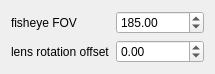
The window that vmg/lens_parameters_dialog.ui (cmbruns/vimage) describes before a commit, drawn with Qt 5.
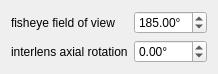
The same window after the commit.

Commit message: Wire up adjustment of dual fisheye FOV. Fuss with the labeling of the lens parameters dialog.

What changed in the file:
```diff
--- a/vmg/lens_parameters_dialog.ui
+++ b/vmg/lens_parameters_dialog.ui
@@ -17,7 +17,7 @@
    <item row="0" column="0">
     <widget class="QLabel" name="label">
      <property name="text">
-      <string>fisheye FOV</string>
+      <string>fisheye field of view</string>
      </property>
      <property name="buddy">
       <cstring>fov_doubleSpinBox</cstring>
@@ -26,6 +26,9 @@
    </item>
    <item row="0" column="1">
     <widget class="QDoubleSpinBox" name="fov_doubleSpinBox">
+     <property name="suffix">
+      <string>°</string>
+     </property>
      <property name="decimals">
       <number>2</number>
      </property>
@@ -46,7 +49,7 @@
    <item row="1" column="0">
     <widget class="QLabel" name="label_2">
      <property name="text">
-      <string>lens rotation offset</string>
+      <string>interlens axial rotation</string>
      </property>
      <property name="buddy">
       <cstring>lensrot_doubleSpinBox</cstring>
@@ -55,6 +58,9 @@
    </item>
    <item row="1" column="1">
     <widget class="QDoubleSpinBox" name="lensrot_doubleSpinBox">
+     <property name="suffix">
+      <string>°</string>
+     </property>
      <property name="decimals">
       <number>2</number>
      </property>
```
Left out of the diff: 2 changed lines with no effect on the pictures. The commit also changes 3 other files.
